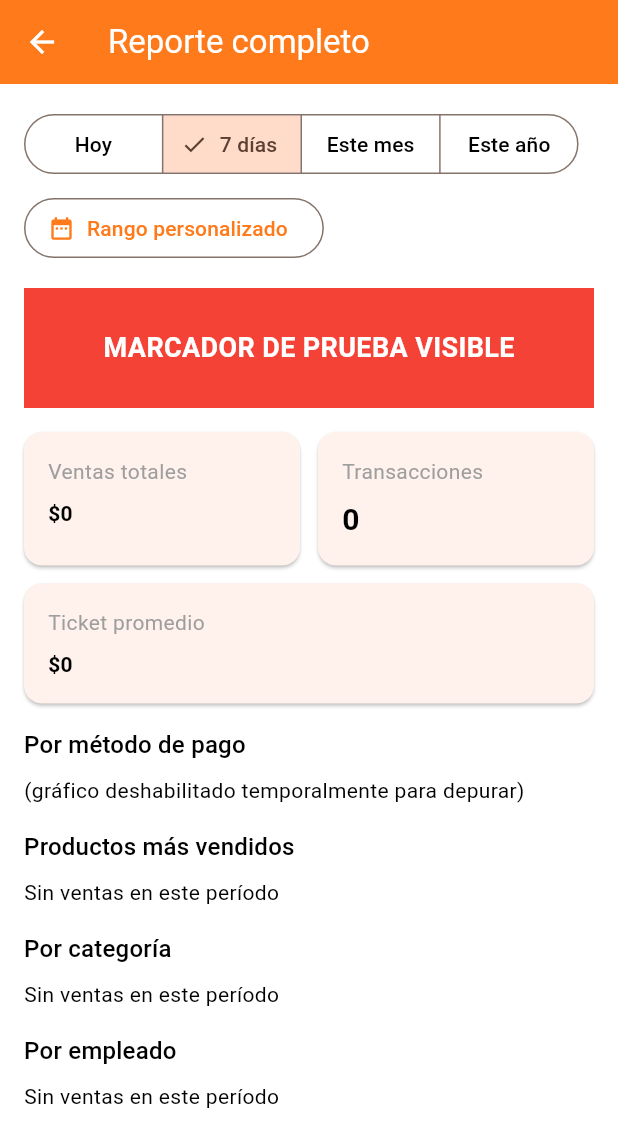
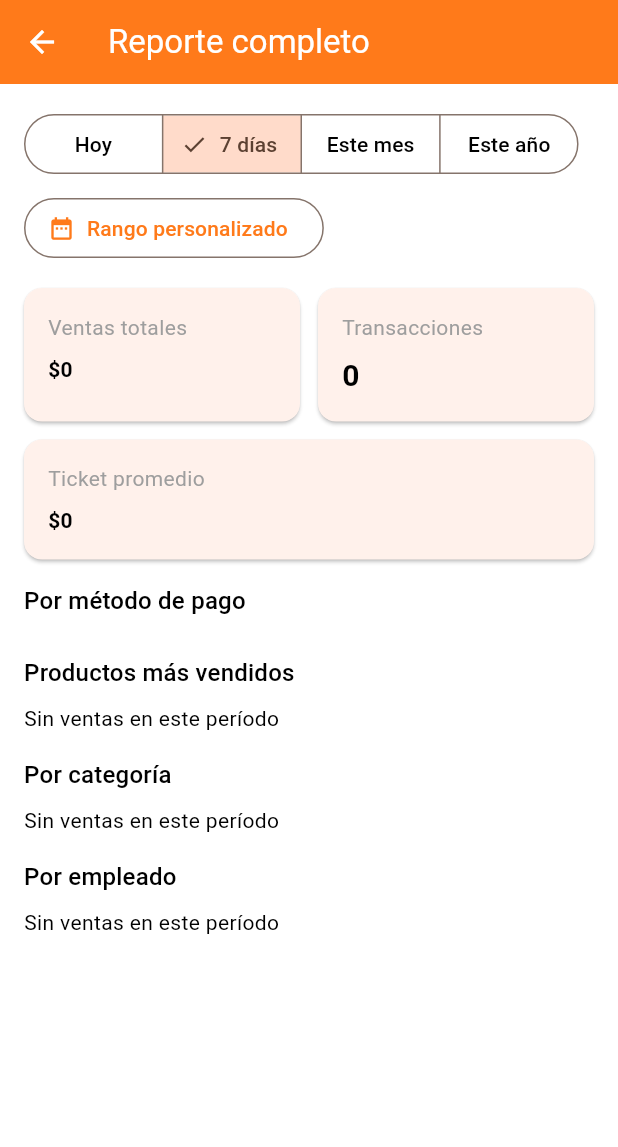
Before and after one commit to p1np0n/POSible, a Flutter app: the _FullReportsScreen screen opened directly, after a tap on "7 días", on a phone screen of 412 x 824 dp. Shown: the top 1147 px of the screen. Run offline on Flutter 3.47's test engine with Material 3 defaults, Android fonts, the phone set to English and light mode, and no system bars; our stand-ins replace audioplayers, csv, file_picker, fl_chart, image_picker, share_plus and 2 more; missing offline and left inert: mobile_scanner; accounts and stored records are empty.

Commit message:
chore(reportes): quitar instrumentación temporal de depuración
Ya confirmado que el arreglo de IntrinsicHeight resuelve el bug de
Reportes en blanco. Se quitan las trazas debugPrint, el marcador visual
de prueba, la bandera para apagar los gráficos de fl_chart, y el
override verbose de FlutterError.onError/ErrorWidget.builder — todo
código temporal agregado solo para diagnosticar el bug. Se deja el
manejo de errores normal (try/catch + ErrorState) que ya existía como
red de seguridad.

```diff
--- a/lib/main_info_admin.dart
+++ b/lib/main_info_admin.dart
@@ -14,7 +14,6 @@ import 'screens/info_admin/info_admin_shell.dart';
 /// convertir el proyecto en dos apps separadas.
 Future<void> main() async {
   WidgetsFlutterBinding.ensureInitialized();
-  enableVerboseErrorDisplay();
   await Supabase.initialize(
     url: SupabaseConfig.supabaseUrl,
     anonKey: SupabaseConfig.supabaseAnonKey,
--- a/lib/screens/reports/reports_screen.dart
+++ b/lib/screens/reports/reports_screen.dart
@@ -8,12 +8,6 @@ import '../../widgets/error_state.dart';
 import '../../widgets/loading_indicator.dart';
 
 enum ReportRange { today, week, month, year, custom }
-
-/// TEMPORAL: apaga los gráficos de fl_chart para aislar si son la causa
-/// de que Reportes se quede en blanco (ver reporte de bug). Si con esto
-/// en `true` el resto del contenido (tarjetas, listas) se ve bien, confirma
-/// que el problema está en fl_chart y no en el resto de la pantalla.
-const _debugDisableCharts = true;
 
 const _monthAbbrevEs = [
   'ene',
@@ -58,23 +52,10 @@ class _ReportsScreenState extends State<ReportsScreen> {
     'other': 'Otro',
   };
 
-  // TEMPORAL: trazas de depuración para encontrar por qué la pantalla se
-  // queda en blanco (ver reporte de bug). debugPrint sí llega a la consola
-  // del navegador aunque sea el build de producción — se quitan apenas se
-  // encuentre la causa.
-  final _instanceId = DateTime.now().microsecondsSinceEpoch;
-
   @override
   void initState() {
     super.initState();
-    debugPrint('ReportsScreen[$_instanceId] initState');
     _load();
-  }
-
-  @override
-  void dispose() {
-    debugPrint('ReportsScreen[$_instanceId] dispose');
-    super.dispose();
   }
 
   DateTime get _fromDate {
@@ -118,7 +99,6 @@ class _ReportsScreenState extends State<ReportsScreen> {
   }
 
   Future<void> _load() async {
-    debugPrint('ReportsScreen[$_instanceId] _load() start, mounted=$mounted');
     setState(() {
       _loading = true;
       _error = null;
@@ -137,9 +117,6 @@ class _ReportsScreenState extends State<ReportsScreen> {
         _repository.getByEmployee(from: from, to: to),
         _repository.getByModifier(from: from, to: to),
       ]).timeout(const Duration(seconds: 15));
-      // TEMPORAL: si nunca se ve esta línea en la consola, Future.wait no
-      // terminó (ni éxito ni excepción) — el problema no es "mounted".
-      debugPrint('ReportsScreen[$_instanceId] Future.wait resolvió, mounted=$mounted');
       if (!mounted) return;
       setState(() {
         _summary = results[0] as SalesSummary;
@@ -149,9 +126,7 @@ class _ReportsScreenState extends State<ReportsScreen> {
         _byModifier = results[4] as List<ModifierUsage>;
         _loading = false;
       });
-      debugPrint('ReportsScreen[$_instanceId] setState de éxito aplicado');
     } catch (e) {
-      debugPrint('ReportsScreen[$_instanceId] catch: $e, mounted=$mounted');
       if (!mounted) return;
       // Se muestra el texto real del error (no uno genérico) para poder
       // diagnosticar de una sola vez si vuelve a fallar, en vez de tener
@@ -170,10 +145,6 @@ class _ReportsScreenState extends State<ReportsScreen> {
     final percentChange = (summary != null && previous != null && previous > 0)
         ? ((summary.totalSales - previous) / previous) * 100
         : null;
-
-    debugPrint(
-      'ReportsScreen[$_instanceId] build() _loading=$_loading _error=${_error != null} summary=${summary != null}',
-    );
 
     return RefreshIndicator(
       onRefresh: _load,
@@ -205,21 +176,6 @@ class _ReportsScreenState extends State<ReportsScreen> {
                     : 'Rango personalizado'),
               ),
             ],
-          ),
-          const SizedBox(height: 16),
-          // TEMPORAL: marcador de depuración, se muestra siempre (sin
-          // depender de _loading/_error/summary) para aislar si el problema
-          // es que nada puede pintarse debajo de los botones de rango, o si
-          // es algo específico del contenido de reportes.
-          Container(
-            height: 80,
-            width: double.infinity,
-            color: Colors.red,
-            alignment: Alignment.center,
-            child: const Text(
-              'MARCADOR DE PRUEBA VISIBLE',
-              style: TextStyle(color: Colors.white, fontSize: 18, fontWeight: FontWeight.bold),
-            ),
           ),
           const SizedBox(height: 16),
           if (_loading)
@@ -279,25 +235,16 @@ class _ReportsScreenState extends State<ReportsScreen> {
               const SizedBox(height: 16),
               Text('Ventas por mes', style: Theme.of(context).textTheme.titleMedium),
               const SizedBox(height: 8),
-              if (_debugDisableCharts)
-                const Text('(gráfico deshabilitado temporalmente para depurar)')
-              else
               _MonthlyBarChart(dailyTotals: summary.dailyTotals),
             ] else if (summary.dailyTotals.length > 1) ...[
               const SizedBox(height: 16),
               Text('Ventas por día', style: Theme.of(context).textTheme.titleMedium),
               const SizedBox(height: 8),
-              if (_debugDisableCharts)
-                const Text('(gráfico deshabilitado temporalmente para depurar)')
-              else
               _DailyBarChart(dailyTotals: summary.dailyTotals),
             ],
             const SizedBox(height: 16),
             Text('Por método de pago', style: Theme.of(context).textTheme.titleMedium),
             const SizedBox(height: 8),
-            if (_debugDisableCharts)
-              const Text('(gráfico deshabilitado temporalmente para depurar)')
-            else
             _PieChartCard(
               items: summary.byPaymentMethod.entries
                   .map((e) => (label: _paymentLabels[e.key] ?? e.key, value: e.value))
@@ -326,9 +273,6 @@ class _ReportsScreenState extends State<ReportsScreen> {
             if (_byCategory.isEmpty)
               const Text('Sin ventas en este período')
             else ...[
-              if (_debugDisableCharts)
-                const Text('(gráfico deshabilitado temporalmente para depurar)')
-              else
               _PieChartCard(items: _byCategory.map((c) => (label: c.name, value: c.total)).toList()),
               ..._byCategory.map((c) => ListTile(
                     contentPadding: EdgeInsets.zero,
```
Also changed, not shown: lib/main.dart (+0 -26 lines). Lines whose indentation alone changed are shown as unchanged.
